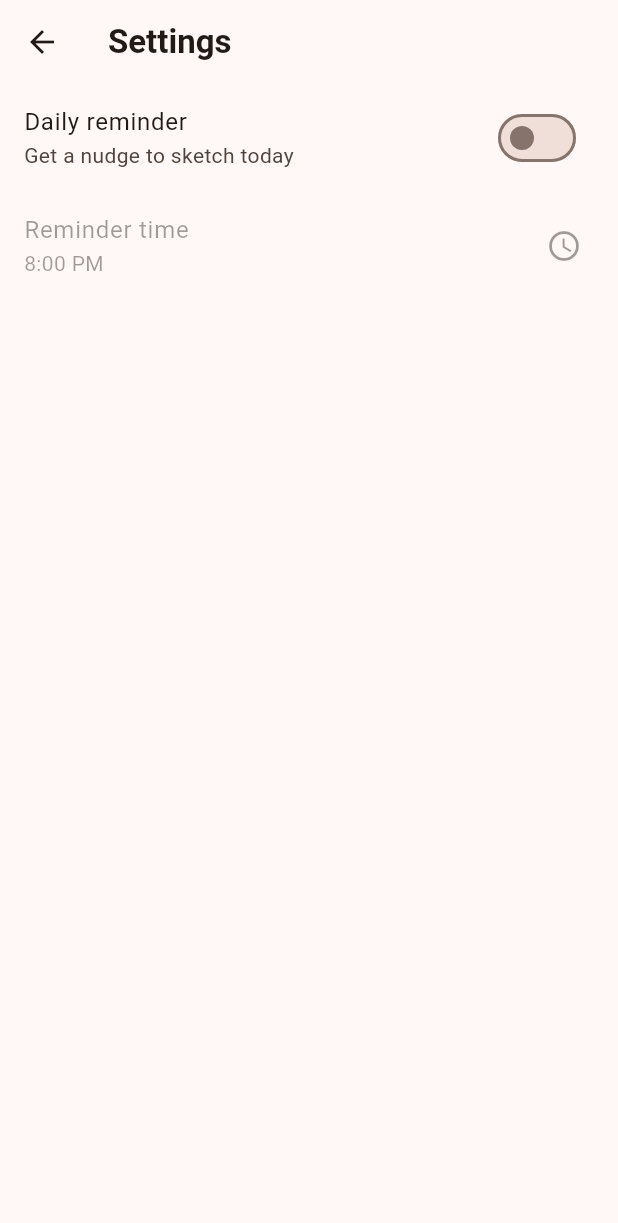
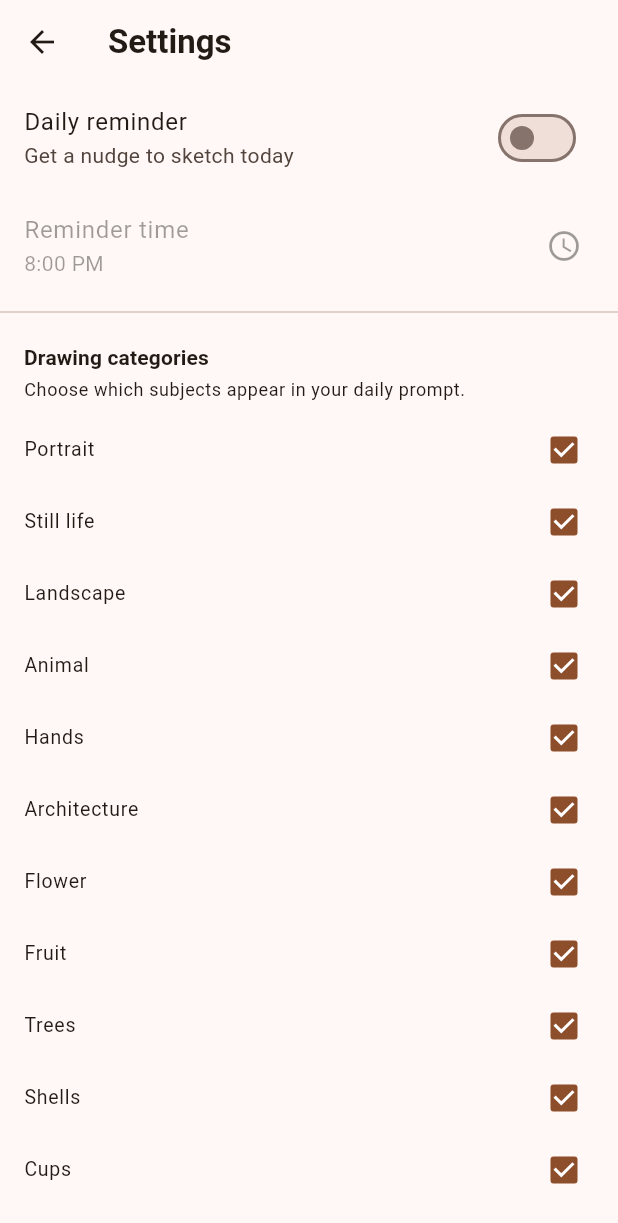
Before and after one commit to turtledev1/sketchdaily, a Flutter app: the _SettingsView screen opened directly, after a tap on "Daily reminder", on a phone screen of 412 x 824 dp. Shown: the top 1223 px of the screen. Run offline on Flutter 3.47's test engine with Material 3 defaults, Android fonts, the phone set to English and light mode, and no system bars; our stand-ins replace cached_network_image, confetti, connectivity_plus, equatable, flutter_bloc, flutter_dotenv and 7 more; accounts and stored records are empty; network calls fail.

Commit message:
ability to enable/disable categories of images

```diff
--- a/lib/features/prompts/repository/prompt_repository.dart
+++ b/lib/features/prompts/repository/prompt_repository.dart
@@ -33,7 +33,7 @@ class PromptRepository {
 
   /// Curated queries for drawing practice. Picked deterministically by day
   /// so the user sees variety without jarring RNG.
-  static const List<String> _dailyQueries = [
+  static const List<String> allCategories = [
     'portrait',
     'still life',
     'landscape',
@@ -41,11 +41,19 @@ class PromptRepository {
     'hands',
     'architecture',
     'flower',
+    'fruit',
+    'trees',
+    'shells',
+    'cups',
   ];
 
-  Future<ImagePrompt> getTodayPrompt({DateTime? now}) async {
+  Future<ImagePrompt> getTodayPrompt({
+    DateTime? now,
+    List<String>? enabledCategories,
+  }) async {
     final date = now ?? DateTime.now();
-    final query = _dailyQueries[_dayOfYear(date) % _dailyQueries.length];
+    final pool = (enabledCategories == null || enabledCategories.isEmpty) ? allCategories : enabledCategories;
+    final query = pool[_dayOfYear(date) % pool.length];
     final photo = await _client.randomPhoto(query: query);
     return ImagePrompt(
       photoId: photo.id,
--- a/lib/features/settings/bloc/settings_cubit.dart
+++ b/lib/features/settings/bloc/settings_cubit.dart
@@ -21,22 +21,33 @@ class SettingsCubit extends Cubit<SettingsState> {
   final NotificationService _notifications;
   final SharedPreferences _prefs;
 
-  static const String _keyHour = 'reminder_hour';
-  static const String _keyMinute = 'reminder_minute';
-  static const String _keyEnabled = 'notifications_enabled';
-
   Future<void> setReminderTime(TimeOfDay time) async {
-    await _prefs.setInt(_keyHour, time.hour);
-    await _prefs.setInt(_keyMinute, time.minute);
+    await _prefs.setInt(SettingsState.keyHour, time.hour);
+    await _prefs.setInt(SettingsState.keyMinute, time.minute);
     emit(state.copyWith(reminderTime: time));
     await _applyScheduling(state);
   }
 
   Future<void> toggleNotifications(bool enabled) async {
-    await _prefs.setBool(_keyEnabled, enabled);
+    await _prefs.setBool(SettingsState.keyEnabled, enabled);
     emit(state.copyWith(notificationsEnabled: enabled));
     if (enabled) await _notifications.requestPermissionsIfNeeded();
     await _applyScheduling(state);
+  }
+
+  Future<void> toggleCategory(String category, {required bool enabled}) async {
+    final alreadyEnabled = state.enabledCategories.contains(category);
+    if (enabled == alreadyEnabled) return;
+    final current = List<String>.from(state.enabledCategories);
+    if (enabled) {
+      current.add(category);
+    } else {
+      current.remove(category);
+      // Never allow an empty selection — the prompt picker would break.
+      if (current.isEmpty) return;
+    }
+    await _prefs.setStringList(SettingsState.keyEnabledCategories, current);
+    emit(state.copyWith(enabledCategories: current));
   }
 
   Future<void> _applyScheduling(SettingsState s) async {
--- a/lib/features/settings/bloc/settings_state.dart
+++ b/lib/features/settings/bloc/settings_state.dart
@@ -1,37 +1,57 @@
 import 'package:equatable/equatable.dart';
 import 'package:flutter/material.dart';
 import 'package:shared_preferences/shared_preferences.dart';
+
+import '../../prompts/repository/prompt_repository.dart';
 
 class SettingsState extends Equatable {
   const SettingsState({
     required this.reminderTime,
     required this.notificationsEnabled,
+    required this.enabledCategories,
   });
 
-  static const String _keyHour = 'reminder_hour';
-  static const String _keyMinute = 'reminder_minute';
-  static const String _keyEnabled = 'notifications_enabled';
+  static const String keyHour = 'reminder_hour';
+  static const String keyMinute = 'reminder_minute';
+  static const String keyEnabled = 'notifications_enabled';
+  static const String keyEnabledCategories = 'enabled_categories';
 
   factory SettingsState.fromPrefs(SharedPreferences prefs) {
+    final saved = prefs.getStringList(keyEnabledCategories);
+    // Validate persisted values against the known list so stale entries
+    // (e.g. after a category is removed in a future update) don't slip through.
+    final enabledCategories = saved == null
+        ? List<String>.from(PromptRepository.allCategories)
+        : saved.where(PromptRepository.allCategories.contains).toList();
+
     return SettingsState(
       reminderTime: TimeOfDay(
-        hour: prefs.getInt(_keyHour) ?? 20,
-        minute: prefs.getInt(_keyMinute) ?? 0,
+        hour: prefs.getInt(keyHour) ?? 20,
+        minute: prefs.getInt(keyMinute) ?? 0,
       ),
-      notificationsEnabled: prefs.getBool(_keyEnabled) ?? true,
+      notificationsEnabled: prefs.getBool(keyEnabled) ?? true,
+      enabledCategories: enabledCategories.isEmpty
+          ? List<String>.from(PromptRepository.allCategories)
+          : enabledCategories,
     );
   }
 
   final TimeOfDay reminderTime;
   final bool notificationsEnabled;
 
+  /// Subset of [PromptRepository.allCategories] the user wants to practice.
+  /// Never empty — falls back to all categories if the user disables everything.
+  final List<String> enabledCategories;
+
   SettingsState copyWith({
     TimeOfDay? reminderTime,
     bool? notificationsEnabled,
+    List<String>? enabledCategories,
   }) {
     return SettingsState(
       reminderTime: reminderTime ?? this.reminderTime,
       notificationsEnabled: notificationsEnabled ?? this.notificationsEnabled,
+      enabledCategories: enabledCategories ?? this.enabledCategories,
     );
   }
 
@@ -40,5 +60,6 @@ class SettingsState extends Equatable {
     reminderTime.hour,
     reminderTime.minute,
     notificationsEnabled,
+    enabledCategories,
   ];
 }
--- a/lib/features/settings/view/settings_page.dart
+++ b/lib/features/settings/view/settings_page.dart
@@ -5,6 +5,7 @@ import 'package:flutter_bloc/flutter_bloc.dart';
 import '../../badges/model/badge_definition.dart';
 import '../../celebration/view/celebration_dialog.dart';
 import '../../notifications/notification_service.dart';
+import '../../prompts/repository/prompt_repository.dart';
 import '../../streak/bloc/streak_cubit.dart';
 import '../bloc/settings_cubit.dart';
 
@@ -59,6 +60,8 @@ class _SettingsView extends StatelessWidget {
                   }
                 },
               ),
+              const Divider(),
+              const _CategorySection(),
               if (kDebugMode) ...[
                 const Divider(),
                 ListTile(
@@ -106,6 +109,53 @@ class _SettingsView extends StatelessWidget {
     if (confirmed == true && context.mounted) {
       context.read<StreakCubit>().reset();
     }
+  }
+}
+
+class _CategorySection extends StatelessWidget {
+  const _CategorySection();
+
+  static String _toLabel(String category) => category[0].toUpperCase() + category.substring(1);
+
+  @override
+  Widget build(BuildContext context) {
+    return BlocBuilder<SettingsCubit, SettingsState>(
+      buildWhen: (prev, next) => prev.enabledCategories != next.enabledCategories,
+      builder: (context, state) {
+        final enabled = state.enabledCategories;
+        final isLastEnabled = enabled.length == 1;
+        return Padding(
+          padding: const EdgeInsets.fromLTRB(16, 12, 16, 4),
+          child: Column(
+            crossAxisAlignment: CrossAxisAlignment.start,
+            children: [
+              Text(
+                'Drawing categories',
+                style: Theme.of(context).textTheme.titleSmall?.copyWith(
+                  fontWeight: FontWeight.w600,
+                ),
+              ),
+              const SizedBox(height: 4),
+              Text(
+                'Choose which subjects appear in your daily prompt.',
+                style: Theme.of(context).textTheme.bodySmall,
+              ),
+              const SizedBox(height: 8),
+              for (final category in PromptRepository.allCategories)
+                CheckboxListTile(
+                  title: Text(_toLabel(category)),
+                  value: enabled.contains(category),
+                  onChanged: (isLastEnabled && enabled.contains(category))
+                      ? null
+                      : (value) => context.read<SettingsCubit>().toggleCategory(category, enabled: value ?? false),
+                  contentPadding: EdgeInsets.zero,
+                  dense: true,
+                ),
+            ],
+          ),
+        );
+      },
+    );
   }
 }
 
--- a/lib/features/sketch_session/bloc/sketch_session_cubit.dart
+++ b/lib/features/sketch_session/bloc/sketch_session_cubit.dart
@@ -15,17 +15,20 @@ export 'sketch_session_state.dart';
 class SketchSessionCubit extends Cubit<SketchSessionState> {
   SketchSessionCubit({
     required PromptRepository promptRepository,
+    List<String>? enabledCategories,
     int totalSeconds = 300,
   }) : _prompts = promptRepository,
+       _enabledCategories = enabledCategories,
        super(SketchSessionState.initial(totalSeconds: totalSeconds));
 
   final PromptRepository _prompts;
+  final List<String>? _enabledCategories;
   Timer? _ticker;
 
   Future<void> requestSession() async {
     emit(state.copyWith(status: SketchSessionStatus.loadingPrompt, clearError: true));
     try {
-      final prompt = await _prompts.getTodayPrompt();
+      final prompt = await _prompts.getTodayPrompt(enabledCategories: _enabledCategories);
       emit(
         state.copyWith(
           status: SketchSessionStatus.ready,
@@ -50,7 +53,7 @@ class SketchSessionCubit extends Cubit<SketchSessionState> {
     if (state.status != SketchSessionStatus.ready) return;
     emit(state.copyWith(status: SketchSessionStatus.refreshingPrompt));
     try {
-      final prompt = await _prompts.getTodayPrompt();
+      final prompt = await _prompts.getTodayPrompt(enabledCategories: _enabledCategories);
       // Guard: if the user tapped Start while we were awaiting, the
       // status has moved past refreshingPrompt and they've locked in the
       // image they could see. Don't stomp on that with the new fetch.
--- a/lib/features/sketch_session/view/sketch_session_page.dart
+++ b/lib/features/sketch_session/view/sketch_session_page.dart
@@ -5,6 +5,7 @@ import 'package:url_launcher/url_launcher.dart';
 import 'package:wakelock_plus/wakelock_plus.dart';
 
 import '../../prompts/repository/prompt_repository.dart';
+import '../../settings/bloc/settings_cubit.dart';
 import '../../streak/bloc/streak_cubit.dart';
 import '../bloc/sketch_session_cubit.dart';
 import '../widgets/countdown_ring.dart';
@@ -17,7 +18,10 @@ class SketchSessionPage extends StatefulWidget {
   static Route<bool> route() {
     return MaterialPageRoute<bool>(
       builder: (context) => BlocProvider(
-        create: (ctx) => SketchSessionCubit(promptRepository: ctx.read<PromptRepository>())..requestSession(),
+        create: (ctx) => SketchSessionCubit(
+          promptRepository: ctx.read<PromptRepository>(),
+          enabledCategories: ctx.read<SettingsCubit>().state.enabledCategories,
+        )..requestSession(),
         child: const SketchSessionPage(),
       ),
     );
```
